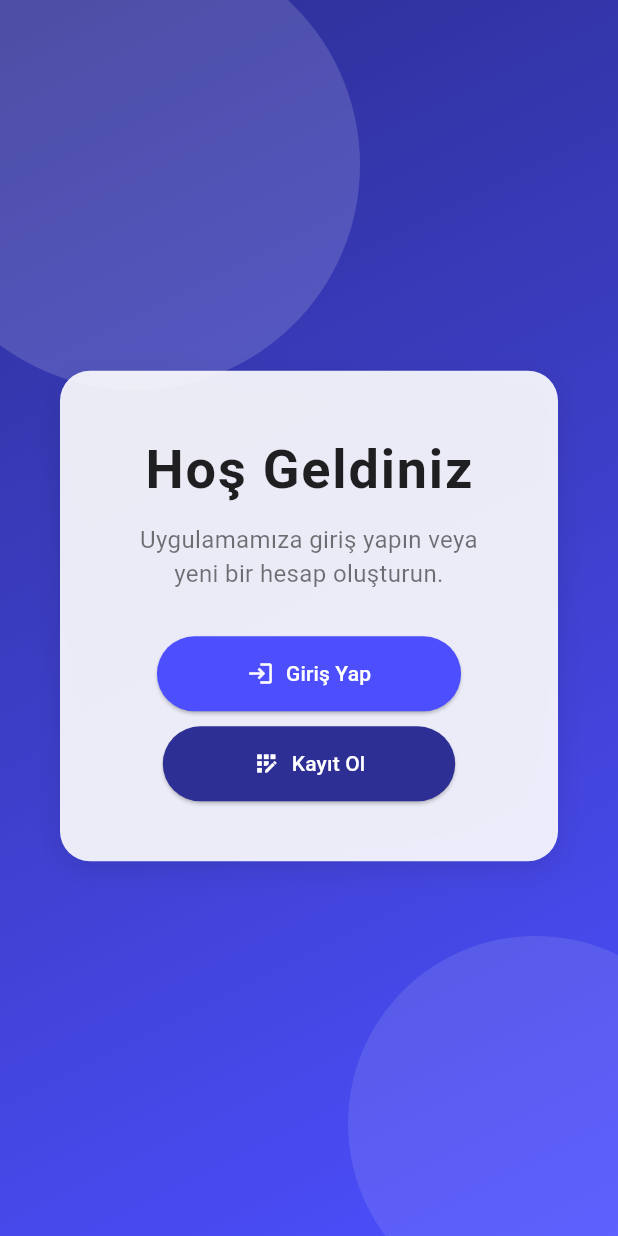
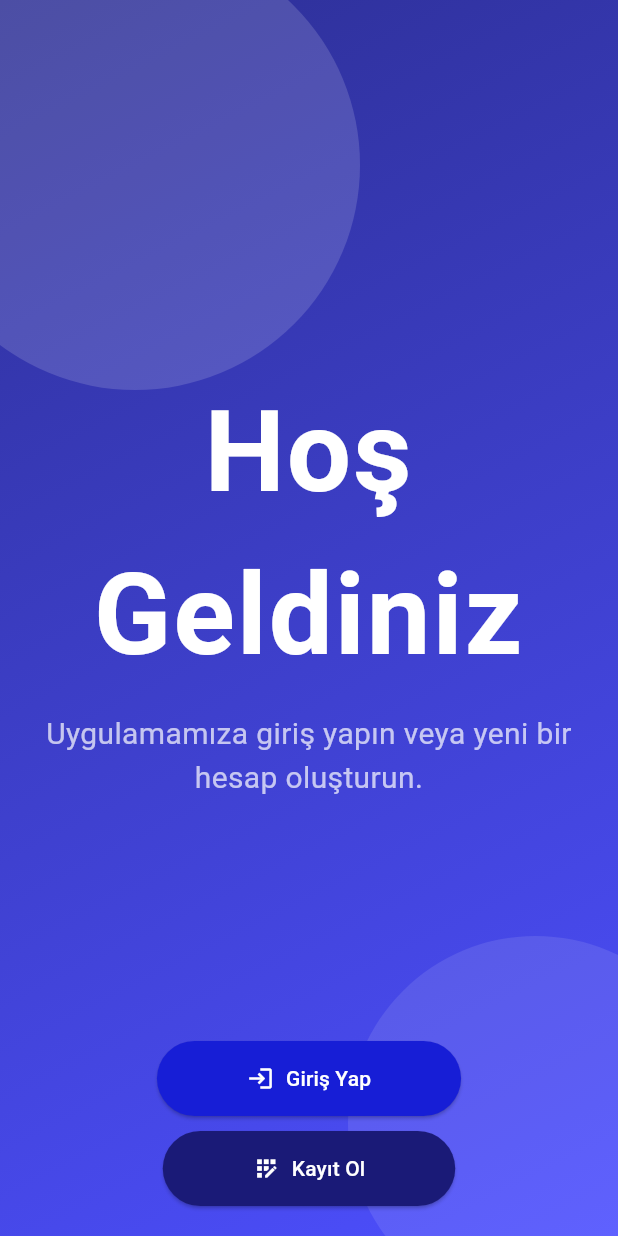
Before and after one commit to rumeysa111/login_register_app, a Flutter app: the screen it shows after launch, on a phone screen of 412 x 824 dp. Run offline on Flutter 3.47's test engine with Material 3 defaults, Android fonts, the phone set to English and light mode, and no system bars; our stand-ins replace cloud_firestore, firebase_auth, firebase_core, google_sign_in; accounts and stored records are empty.

Commit message:
ui updated

```diff
--- a/lib/views/login_screen.dart
+++ b/lib/views/login_screen.dart
@@ -112,7 +112,7 @@ class _LoginScreenState extends State<LoginScreen> {
           ),
           // Ana içerik
           Positioned(
-            top: MediaQuery.of(context).size.height * 0.3,
+            top: MediaQuery.of(context).size.height * 0.2,
             left: 20,
             right: 20,
             child: Center(
--- a/lib/views/welcome_screen.dart
+++ b/lib/views/welcome_screen.dart
@@ -46,51 +46,46 @@ class WelcomeScreen extends StatelessWidget {
               ),
             ),
           ),
-          // Ana içerik
+          // Hoş Geldiniz yazısı
           Positioned(
-            top: MediaQuery.of(context).size.height * 0.3,
+            top: MediaQuery.of(context).size.height * 0.3, // Üstten 10% mesafe
             left: 20,
             right: 20,
-            child: Center(
-              child: Container(
-                padding: const EdgeInsets.all(40.0),
-                margin: const EdgeInsets.symmetric(horizontal: 20.0),
-                decoration: BoxDecoration(
-                  color: Colors.white.withOpacity(0.9),
-                  borderRadius: BorderRadius.circular(20.0),
-                  boxShadow: [
-                    BoxShadow(
-                      color: Colors.black.withOpacity(0.1),
-                      blurRadius: 15,
-                      offset: Offset(0, 5),
-                    ),
-                  ],
-                ),
             child: Column(
-                  mainAxisSize: MainAxisSize.min,
               children: [
                 const Text(
                   'Hoş Geldiniz',
                   style: TextStyle(
-                        fontSize: 36,
+                    fontSize: 76,
                     fontWeight: FontWeight.bold,
                     letterSpacing: 1.2,
-                        color: Colors.black87,
+                    color: Colors.white,
                   ),
+                  textAlign: TextAlign.center,
                 ),
                 const SizedBox(height: 10),
                 const Text(
                   'Uygulamamıza giriş yapın veya yeni bir hesap oluşturun.',
                   textAlign: TextAlign.center,
                   style: TextStyle(
-                        fontSize: 16,
-                        color: Colors.black54,
+                    fontSize: 20,
+                    color: Colors.white70,
                   ),
                 ),
-                    const SizedBox(height: 30),
+              ],
+            ),
+          ),
+          // Butonlar
+          Align(
+            alignment: Alignment.bottomCenter,
+            child: Padding(
+              padding: const EdgeInsets.all(20.0),
+              child: Column(
+                mainAxisSize: MainAxisSize.min,
+                children: [
                   ElevatedButton.icon(
                     style: ElevatedButton.styleFrom(
-                        backgroundColor: const Color(0xFF4D4FFF),
+                      backgroundColor: const Color(0xFF171ED6),
                       foregroundColor: Colors.white,
                       shape: RoundedRectangleBorder(
                         borderRadius: BorderRadius.circular(30.0),
@@ -114,7 +109,7 @@ class WelcomeScreen extends StatelessWidget {
                   const SizedBox(height: 10),
                   ElevatedButton.icon(
                     style: ElevatedButton.styleFrom(
-                        backgroundColor: const Color(0xFF2D2F94),
+                      backgroundColor: const Color(0xFF1A1A77),
                       foregroundColor: Colors.white,
                       shape: RoundedRectangleBorder(
                         borderRadius: BorderRadius.circular(30.0),
@@ -139,7 +134,6 @@ class WelcomeScreen extends StatelessWidget {
               ),
             ),
           ),
-          ),
         ],
       ),
     );
```
Lines whose indentation alone changed are shown as unchanged.
